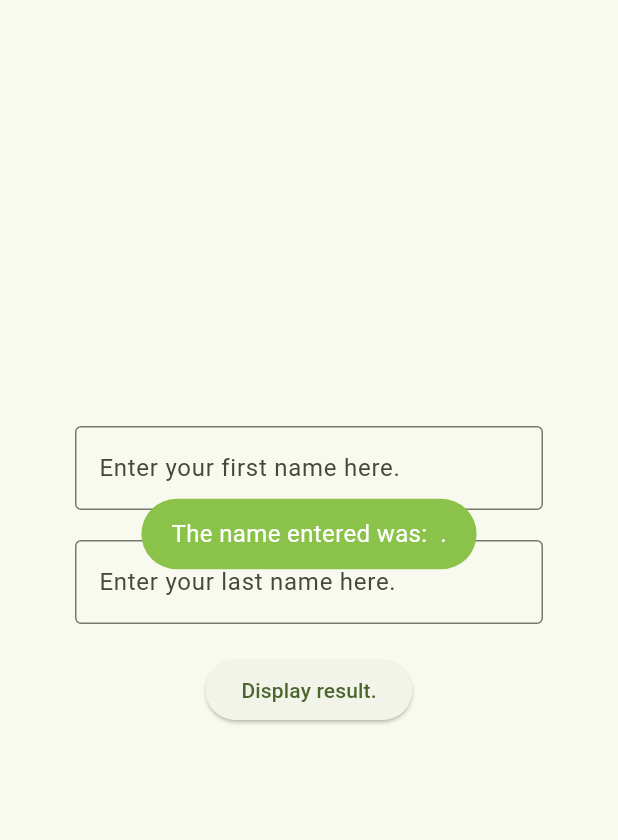
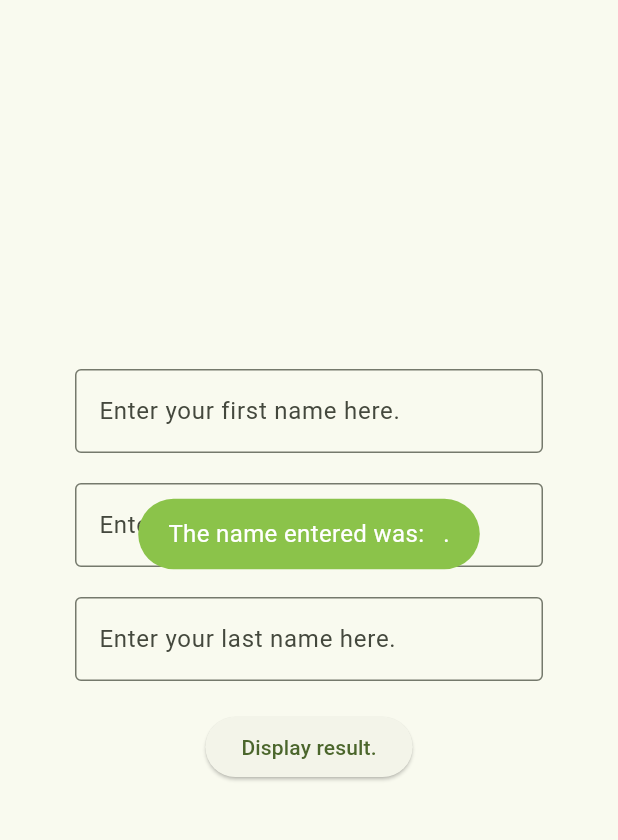
Before and after one commit to alennejasper/form, a Flutter app: the screen it shows after launch, after a tap on "Display result.", on a phone screen of 412 x 824 dp, the part 84-924 px from its top. Run offline on Flutter 3.47's test engine with Material 3 defaults, Android fonts, the phone set to English and light mode, and no system bars; our stand-ins replace fluttertoast.

Commit message:
The updated version of form (February 2024).

```diff
--- a/lib/main.dart
+++ b/lib/main.dart
@@ -39,6 +39,8 @@ class MyHomePage extends StatefulWidget {
 class _MyHomePageState extends State<MyHomePage> {
     TextEditingController txtFname = TextEditingController();
 
+    TextEditingController txtMname = TextEditingController();
+
     TextEditingController txtLname = TextEditingController();
 
     @override
@@ -73,6 +75,20 @@ class _MyHomePageState extends State<MyHomePage> {
                             padding: const EdgeInsets.symmetric(vertical: 10, horizontal: 50),
 
                             child: TextField(
+                                controller: txtMname,
+
+                                decoration: const InputDecoration(
+                                    border: OutlineInputBorder(),
+
+                                    hintText: "Enter your middle name here.",
+                                ),
+                            ),
+                        ),
+
+                        Padding(
+                            padding: const EdgeInsets.symmetric(vertical: 10, horizontal: 50),
+
+                            child: TextField(
                                 controller: txtLname,
 
                                 decoration: const InputDecoration(
@@ -89,7 +105,7 @@ class _MyHomePageState extends State<MyHomePage> {
                             child: ElevatedButton(
                                 onPressed: (){
                                     Fluttertoast.showToast(
-                                        msg: "The name entered was: ${txtFname.text} ${txtLname.text}.",
+                                        msg: "The name entered was: ${txtFname.text} ${txtMname.text} ${txtLname.text}.",
 
                                         toastLength: Toast.LENGTH_SHORT,
 
```
